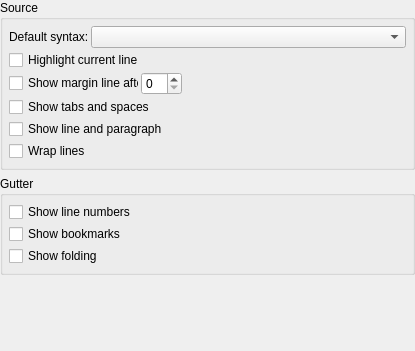
prymatex/prymatex, file resources/ui/configure/editor.ui: the form before one commit.
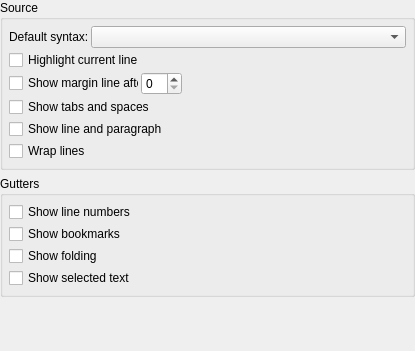
The form after the commit.

Patch:
```diff
--- a/resources/ui/configure/editor.ui
+++ b/resources/ui/configure/editor.ui
@@ -127,7 +127,7 @@
    <item>
     <widget class="QGroupBox" name="groupBox">
      <property name="title">
-      <string>Gutter</string>
+      <string>Gutters</string>
      </property>
      <layout class="QVBoxLayout" name="verticalLayout_2">
       <property name="spacing">
@@ -157,6 +157,13 @@
         </property>
        </widget>
       </item>
+      <item>
+       <widget class="QCheckBox" name="checkBoxSelection">
+        <property name="text">
+         <string>Show selected text</string>
+        </property>
+       </widget>
+      </item>
      </layout>
     </widget>
    </item>
```
